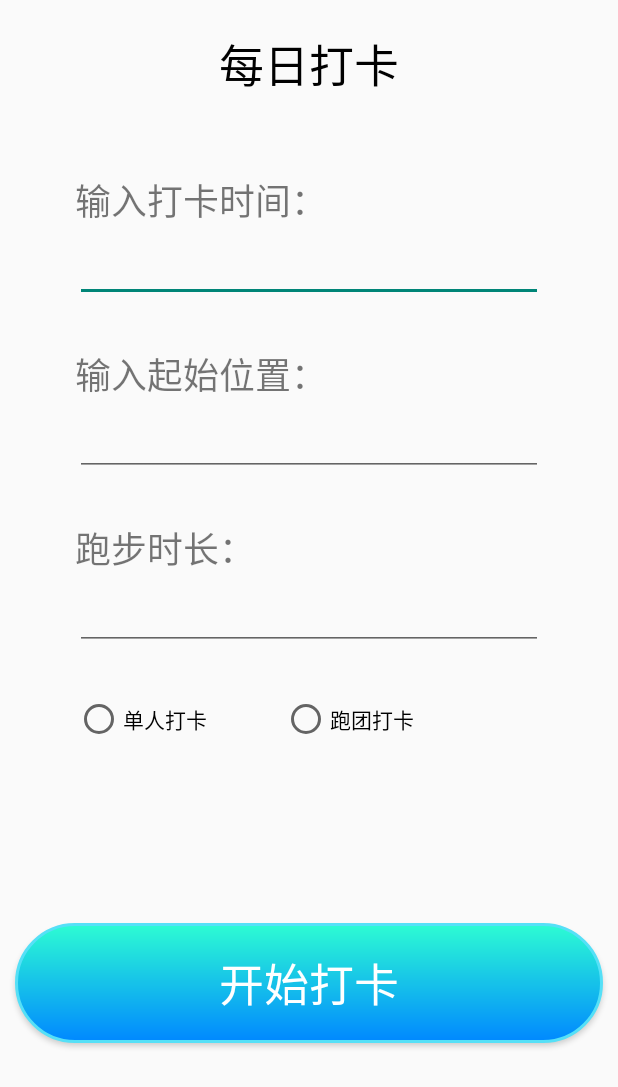
After one commit to haitian01/RunningGroup, an Android app: the fragment FragmentCardPersonal shown on its own in the app's theme, on a phone screen of 412 x 824 dp. The commit adds this screen. Shown: the top 1087 px of the screen. Run offline under Robolectric (Android 15) with nearby library versions, the phone set to English and light mode, and no system bars; Roboto replaces fonts that are not available here.

Commit message:
打卡页面

```diff
--- /dev/null
+++ b/app/src/main/java/com/example/runninggroup/viewAndController/fragment/FragmentCardPersonal.java
@@ -0,0 +1,73 @@
+package com.example.runninggroup.viewAndController.fragment;
+
+import android.os.Bundle;
+import android.util.Log;
+import android.view.LayoutInflater;
+import android.view.View;
+import android.view.ViewGroup;
+import android.widget.Button;
+import android.widget.EditText;
+import android.widget.RadioButton;
+import android.widget.RadioGroup;
+import android.widget.TextView;
+import android.widget.Toast;
+
+import androidx.annotation.NonNull;
+import androidx.annotation.Nullable;
+import androidx.fragment.app.Fragment;
+
+import com.example.runninggroup.R;
+
+public class FragmentCardPersonal extends Fragment {
+
+    private Button mBtn_cardperson;
+    private EditText mEt_date, mEt_position, mEt_length;
+    private RadioGroup rg;
+
+    @Nullable
+    @Override
+    public View onCreateView(@NonNull LayoutInflater inflater, @Nullable ViewGroup container, @Nullable Bundle savedInstanceState) {
+        View view = inflater.inflate(R.layout.fragment_cardpersonal,container,false);
+        return view;
+
+    }
+
+    @Override
+    public void onViewCreated(@NonNull View view, @Nullable Bundle savedInstanceState) {
+        super.onViewCreated(view, savedInstanceState);
+
+        mBtn_cardperson = view.findViewById(R.id.card_personal);
+        mEt_date = view.findViewById(R.id.date);
+        mEt_position = view.findViewById(R.id.position);
+        mEt_length = view.findViewById(R.id.length);
+        rg = view.findViewById(R.id.radio_group);
+
+        mBtn_cardperson.setOnClickListener(new View.OnClickListener() {
+            @Override
+            public void onClick(View v) {
+                switch (v.getId()){
+                    case R.id.card_personal:
+                        Toast.makeText(getContext(),"打卡完成",Toast.LENGTH_LONG).show();
+                        break;
+                }
+            }
+        });
+
+        rg.setOnCheckedChangeListener(new RadioGroup.OnCheckedChangeListener() {
+            @Override
+            public void onCheckedChanged(RadioGroup group, int checkedId) {
+                switch(checkedId){
+                    case R.id.single:
+                        Log.e("rb","选择个人打卡");
+                        break;
+                    case R.id.group:
+                        Log.e("rb","选择跑团打卡");
+                        break;
+
+                }
+            }
+        });
+
+        }
+
+    }
--- a/app/src/main/res/layout/fragment_card.xml
+++ b/app/src/main/res/layout/fragment_card.xml
@@ -11,17 +11,18 @@
         android:layout_width="380dp"
         android:layout_height="190dp"
         />
+
     <Button
         android:id="@+id/btn"
-        android:layout_marginTop="50dp"
+        android:layout_width="288dp"
+        android:layout_height="wrap_content"
         android:layout_gravity="center_horizontal"
-        android:background="@drawable/btn_style6"
-        android:layout_width="150dp"
-        android:layout_height="150dp"
+        android:layout_marginTop="250dp"
+        android:background="@drawable/btn_style5"
+        android:fontFamily="sans-serif-black"
         android:text="打卡"
-        android:textSize="30dp"
-        android:fontFamily="sans-serif-black"
-        />
+        android:textColor="@color/white"
+        android:textSize="30dp" />
 
 
 </LinearLayout>
--- /dev/null
+++ b/app/src/main/res/layout/fragment_cardpersonal.xml
@@ -0,0 +1,129 @@
+<?xml version="1.0" encoding="utf-8"?>
+<LinearLayout xmlns:android="http://schemas.android.com/apk/res/android"
+    android:orientation="vertical" android:layout_width="match_parent"
+    android:layout_height="match_parent"
+    >
+    <TextView
+        android:layout_width="match_parent"
+        android:layout_height="wrap_content"
+        android:id="@+id/Tv_card"
+        android:gravity="center"
+        android:textSize="30sp"
+        android:layout_marginTop="20dp"
+        android:text="每日打卡"
+        android:textColor="#000">
+    </TextView>
+
+    <TextView
+        android:layout_width="match_parent"
+        android:layout_height="wrap_content"
+        android:layout_marginLeft="50dp"
+        android:layout_marginRight="50dp"
+        android:layout_marginTop="50dp"
+        android:text="输入打卡时间："
+        android:textSize="24sp">
+
+    </TextView>
+
+    <EditText
+        android:layout_width="match_parent"
+        android:layout_height="50dp"
+        android:layout_marginLeft="50dp"
+        android:layout_marginRight="50dp"
+        android:id="@+id/date">
+
+    </EditText>
+
+    <TextView
+        android:layout_width="match_parent"
+        android:layout_height="wrap_content"
+        android:layout_marginLeft="50dp"
+        android:layout_marginRight="50dp"
+        android:layout_marginTop="30dp"
+        android:text="输入起始位置："
+        android:textSize="24sp">
+
+    </TextView>
+
+    <EditText
+        android:layout_width="match_parent"
+        android:layout_height="50dp"
+        android:layout_marginLeft="50dp"
+        android:layout_marginRight="50dp"
+        android:id="@+id/position">
+
+    </EditText>
+
+    <TextView
+        android:layout_width="match_parent"
+        android:layout_height="wrap_content"
+        android:layout_marginLeft="50dp"
+        android:layout_marginRight="50dp"
+        android:layout_marginTop="30dp"
+        android:text="跑步时长："
+        android:textSize="24sp">
+
+    </TextView>
+
+    <EditText
+        android:layout_width="match_parent"
+        android:layout_height="50dp"
+        android:layout_marginLeft="50dp"
+        android:layout_marginRight="50dp"
+        android:id="@+id/length">
+
+    </EditText>
+
+    <RadioGroup
+        android:layout_width="wrap_content"
+        android:layout_height="wrap_content"
+        android:orientation="horizontal"
+        android:id="@+id/radio_group">
+        <RadioButton
+            android:id="@+id/single"
+            android:layout_width="wrap_content"
+            android:layout_height="wrap_content"
+            android:text="单人打卡"
+            android:layout_marginLeft="50dp"
+            android:layout_marginTop="30dp"/>
+
+        <RadioButton
+            android:id="@+id/group"
+            android:layout_width="wrap_content"
+            android:layout_height="wrap_content"
+            android:text="跑团打卡"
+            android:layout_marginLeft="50dp"
+            android:layout_marginTop="30dp"/>
+
+    </RadioGroup>
+
+
+    <Button
+        android:id="@+id/card_personal"
+        android:layout_width="match_parent"
+        android:layout_height="80dp"
+        android:layout_marginLeft="10dp"
+        android:layout_marginTop="120dp"
+        android:layout_marginRight="10dp"
+        android:background="@drawable/btn_style5"
+        android:text="开始打卡"
+        android:textColor="@color/white"
+        android:textSize="30sp"></Button>
+
+<!--    <Button-->
+<!--        android:id="@+id/card_group"-->
+<!--        android:layout_width="match_parent"-->
+<!--        android:layout_height="100dp"-->
+<!--        android:layout_marginLeft="10dp"-->
+<!--        android:layout_marginRight="10dp"-->
+<!--        android:background="@drawable/btn_style5"-->
+<!--        android:text="跑团打卡"-->
+<!--        android:textSize="30sp"-->
+<!--        android:textColor="@color/white">-->
+
+<!--    </Button>-->
+
+
+
+
+</LinearLayout>
```
